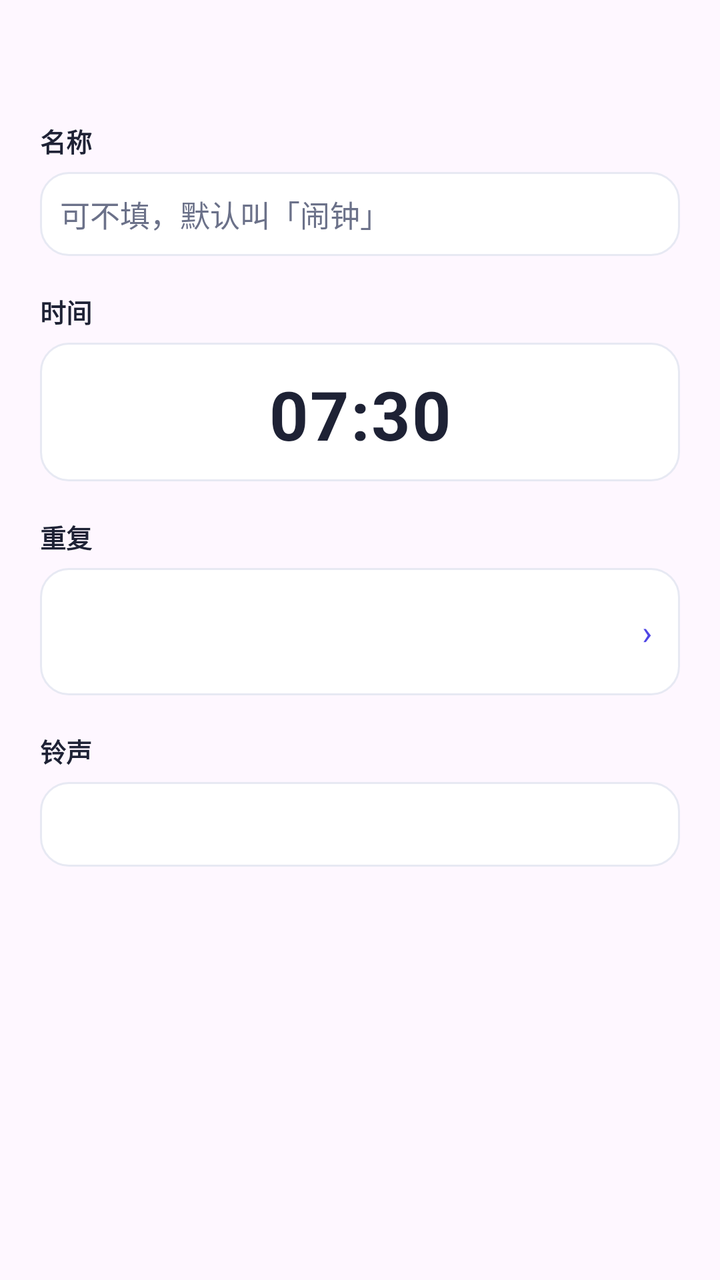
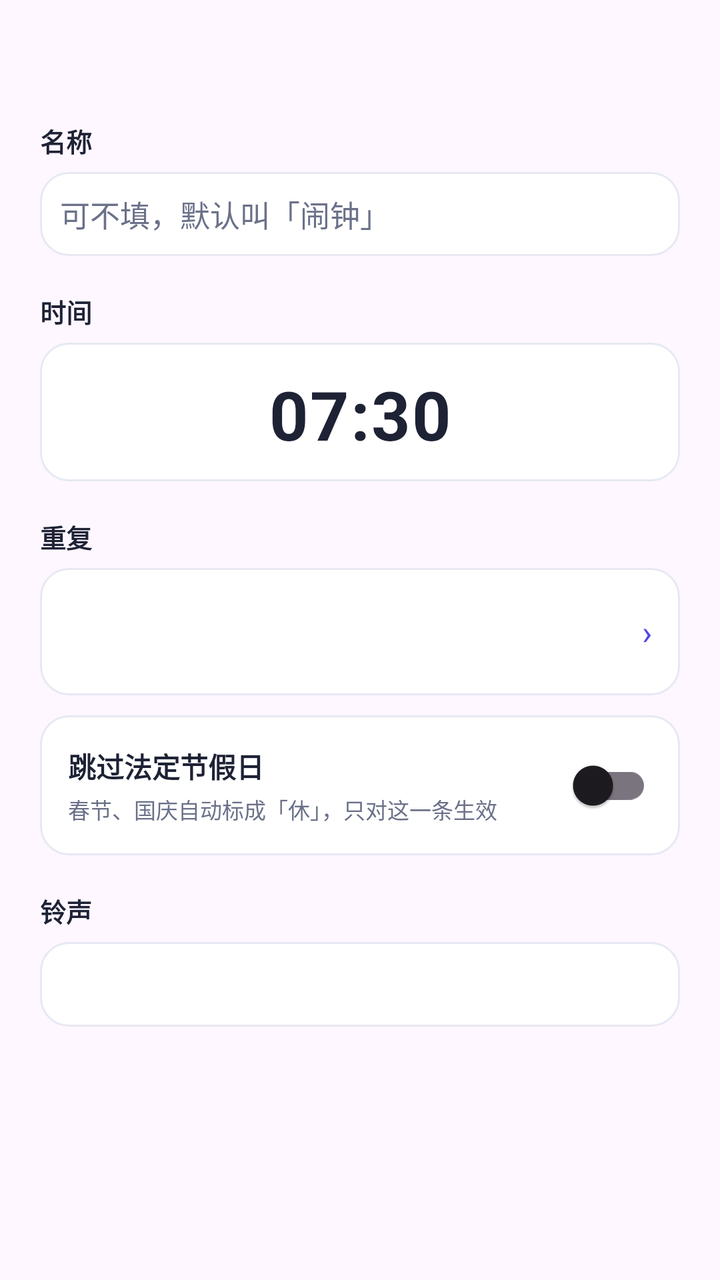

Compare the two renders of this Android layout. The source of the first and the diff that turns it into the second are given below.
<!-- AndroidManifest.xml: application theme Theme.WeekdayAlarm -->
<!-- res/layout/dialog_alarm.xml -->
<?xml version="1.0" encoding="utf-8"?>
<ScrollView xmlns:android="http://schemas.android.com/apk/res/android"
    android:layout_width="match_parent"
    android:layout_height="wrap_content"
    android:fillViewport="true">

<LinearLayout
    android:layout_width="match_parent"
    android:layout_height="wrap_content"
    android:orientation="vertical"
    android:padding="20dp">

    <TextView
        android:id="@+id/tv_alarm_title"
        android:layout_width="match_parent"
        android:layout_height="wrap_content"
        android:textColor="@color/ink"
        android:textSize="17sp"
        android:textStyle="bold" />

    <TextView
        style="@style/FieldLabel"
        android:layout_width="wrap_content"
        android:layout_height="wrap_content"
        android:layout_marginTop="18dp"
        android:text="名称" />

    <EditText
        android:id="@+id/et_alarm_label"
        android:layout_width="match_parent"
        android:layout_height="wrap_content"
        android:layout_marginTop="6dp"
        android:background="@drawable/bg_field_outline"
        android:importantForAutofill="no"
        android:inputType="text"
        android:maxLength="12"
        android:maxLines="1"
        android:padding="10dp"
        android:hint="可不填，默认叫「闹钟」"
        android:textColorHint="@color/sub"
        android:textColor="@color/ink"
        android:textSize="15sp" />

    <TextView
        style="@style/FieldLabel"
        android:layout_width="wrap_content"
        android:layout_height="wrap_content"
        android:layout_marginTop="18dp"
        android:text="时间" />

    
    <LinearLayout
        android:id="@+id/box_alarm_time"
        android:layout_width="match_parent"
        android:layout_height="wrap_content"
        android:layout_marginTop="6dp"
        android:background="@drawable/bg_field_outline"
        android:clickable="true"
        android:focusable="true"
        android:gravity="center"
        android:orientation="vertical"
        android:paddingTop="13dp"
        android:paddingBottom="11dp">

        <TextView
            android:id="@+id/tv_alarm_pick_time"
            android:layout_width="match_parent"
            android:layout_height="wrap_content"
            android:gravity="center"
            android:letterSpacing="0.02"
            android:paddingStart="14dp"
            android:paddingEnd="14dp"
            android:text="07:30"
            android:textColor="@color/ink"
            android:textSize="34sp"
            android:textStyle="bold" />

        <TextView
            android:id="@+id/tv_alarm_time_source"
            android:layout_width="match_parent"
            android:layout_height="wrap_content"
            android:layout_marginTop="3dp"
            android:gravity="center"
            android:paddingStart="14dp"
            android:paddingEnd="14dp"
            android:textColor="@color/sub"
            android:textSize="12sp"
            android:visibility="gone" />
    </LinearLayout>

    
    <LinearLayout
        android:id="@+id/row_shift_follow"
        android:layout_width="match_parent"
        android:layout_height="wrap_content"
        android:layout_marginTop="10dp"
        android:background="@drawable/bg_dialog_row"
        android:clickable="true"
        android:focusable="true"
        android:gravity="center_vertical"
        android:orientation="horizontal"
        android:paddingStart="14dp"
        android:paddingTop="12dp"
        android:paddingEnd="14dp"
        android:paddingBottom="12dp"
        android:visibility="gone">

        <TextView
            android:id="@+id/tv_shift_follow"
            android:layout_width="0dp"
            android:layout_height="wrap_content"
            android:layout_weight="1"
            android:text="白班、夜班 · 开始前 1 小时 30 分"
            android:textColor="@color/indigo"
            android:textSize="13.5sp"
            android:textStyle="bold" />

        <TextView style="@style/SettingsChevron" />
    </LinearLayout>

    <TextView
        style="@style/FieldLabel"
        android:layout_width="wrap_content"
        android:layout_height="wrap_content"
        android:layout_marginTop="18dp"
        android:text="重复" />

    
    <LinearLayout
        android:id="@+id/row_repeat"
        android:layout_width="match_parent"
        android:layout_height="wrap_content"
        android:layout_marginTop="6dp"
        android:background="@drawable/bg_field_outline"
        android:clickable="true"
        android:focusable="true"
        android:gravity="center_vertical"
        android:orientation="horizontal"
        android:paddingStart="14dp"
        android:paddingTop="12dp"
        android:paddingEnd="14dp"
        android:paddingBottom="12dp">

        <LinearLayout
            android:layout_width="0dp"
            android:layout_height="wrap_content"
            android:layout_weight="1"
            android:orientation="vertical">

            <TextView
                android:id="@+id/tv_repeat_value"
                android:layout_width="match_parent"
                android:layout_height="wrap_content"
                android:textColor="@color/ink"
                android:textSize="15sp"
                android:textStyle="bold" />

            <TextView
                android:id="@+id/tv_repeat_sub"
                android:layout_width="match_parent"
                android:layout_height="wrap_content"
                android:layout_marginTop="3dp"
                android:textColor="@color/sub"
                android:textSize="12sp" />
        </LinearLayout>

        <TextView style="@style/SettingsChevron" />
    </LinearLayout>

    
    <LinearLayout
        android:id="@+id/row_own_rule"
        android:layout_width="match_parent"
        android:layout_height="wrap_content"
        android:layout_marginTop="10dp"
        android:background="@drawable/bg_dialog_row"
        android:clickable="true"
        android:focusable="true"
        android:gravity="center_vertical"
        android:orientation="horizontal"
        android:paddingStart="14dp"
        android:paddingTop="12dp"
        android:paddingEnd="14dp"
        android:paddingBottom="12dp"
        android:visibility="gone">

        <TextView
            android:id="@+id/tv_own_rule"
            android:layout_width="0dp"
            android:layout_height="wrap_content"
            android:layout_weight="1"
            android:text="4 天上 2 天"
            android:textColor="@color/indigo"
            android:textSize="13.5sp"
            android:textStyle="bold" />

        <TextView style="@style/SettingsChevron" />
    </LinearLayout>

    
    <LinearLayout
        android:id="@+id/row_once_date"
        android:layout_width="match_parent"
        android:layout_height="wrap_content"
        android:layout_marginTop="10dp"
        android:background="@drawable/bg_field_outline"
        android:clickable="true"
        android:focusable="true"
        android:orientation="vertical"
        android:padding="11dp"
        android:visibility="gone">

        <TextView
            style="@style/FieldLabel"
            android:layout_width="wrap_content"
            android:layout_height="wrap_content"
            android:text="哪一天" />

        <TextView
            android:id="@+id/tv_once_date"
            android:layout_width="match_parent"
            android:layout_height="wrap_content"
            android:layout_marginTop="3dp"
            android:textColor="@color/indigo"
            android:textSize="16sp"
            android:textStyle="bold" />
    </LinearLayout>

    
    <TextView
        style="@style/FieldLabel"
        android:layout_width="wrap_content"
        android:layout_height="wrap_content"
        android:layout_marginTop="18dp"
        android:text="铃声" />

    <TextView
        android:id="@+id/tv_alarm_ringtone"
        android:layout_width="match_parent"
        android:layout_height="wrap_content"
        android:layout_marginTop="6dp"
        android:background="@drawable/bg_field_outline"
        android:clickable="true"
        android:ellipsize="end"
        android:focusable="true"
        android:maxLines="2"
        android:padding="11dp"
        android:textColor="@color/ink"
        android:textSize="15sp"
        android:textStyle="bold" />
</LinearLayout>

</ScrollView>
<!-- resources referenced by this layout -->
<resources>
  <color name="indigo">#4F46E5</color>
  <color name="ink">#1E2235</color>
  <color name="sub">#6B7189</color>
  <!-- drawable bg_dialog_row (drawable) -->
  <?xml version="1.0" encoding="utf-8"?>
  <shape xmlns:android="http://schemas.android.com/apk/res/android"
      android:shape="rectangle">
      <solid android:color="@color/card" />
      <stroke
          android:width="1dp"
          android:color="@color/line" />
      <corners android:radius="@dimen/radius_row" />
  </shape>
  <!-- drawable bg_field_outline (drawable) -->
  <?xml version="1.0" encoding="utf-8"?>
  <ripple xmlns:android="http://schemas.android.com/apk/res/android"
      android:color="#1F4F46E5">
      <item>
          <shape android:shape="rectangle">
              <solid android:color="@color/card" />
              <corners android:radius="@dimen/radius_row" />
              <stroke
                  android:width="1dp"
                  android:color="@color/line" />
          </shape>
      </item>
  </ripple>
  <style name="FieldLabel">
          <item name="android:textColor">@color/ink</item>
          <item name="android:textSize">13sp</item>
          <item name="android:textStyle">bold</item>
      </style>
  <style name="SettingsChevron">
          <item name="android:layout_width">wrap_content</item>
          <item name="android:layout_height">wrap_content</item>
          <item name="android:layout_marginStart">@dimen/space_6</item>
          <item name="android:text">›</item>
          <item name="android:textColor">@color/indigo</item>
          <item name="android:textSize">17sp</item>
      </style>
  <style name="Theme.WeekdayAlarm" parent="Theme.Material3.DayNight.NoActionBar">
          <item name="colorPrimary">@color/indigo</item>
          <item name="colorPrimaryVariant">@color/indigo_dark</item>
          <item name="colorOnPrimary">@color/white</item>
          <item name="android:statusBarColor">@color/bg</item>
          <item name="android:windowLightStatusBar">true</item>
      </style>
  <color name="card">#FFFFFF</color>
  <color name="line">#E7E9F3</color>
  <dimen name="radius_row">14dp</dimen>
  <dimen name="space_6">6dp</dimen>
  <color name="indigo_dark">#4338CA</color>
  <color name="white">#FFFFFFFF</color>
  <color name="bg">#F4F5FB</color>
</resources>

<!-- the commit's change to res/layout/dialog_alarm.xml (unified diff, before → after) -->
@@ -227,6 +227,50 @@
     </LinearLayout>
 
     
+    <LinearLayout
+        android:id="@+id/row_holiday_alarm"
+        android:layout_width="match_parent"
+        android:layout_height="wrap_content"
+        android:layout_marginTop="10dp"
+        android:background="@drawable/bg_field_outline"
+        android:gravity="center_vertical"
+        android:orientation="horizontal"
+        android:paddingStart="14dp"
+        android:paddingTop="11dp"
+        android:paddingEnd="14dp"
+        android:paddingBottom="11dp">
+
+        <LinearLayout
+            android:layout_width="0dp"
+            android:layout_height="wrap_content"
+            android:layout_weight="1"
+            android:orientation="vertical">
+
+            <TextView
+                android:layout_width="wrap_content"
+                android:layout_height="wrap_content"
+                android:text="跳过法定节假日"
+                android:textColor="@color/ink"
+                android:textSize="14sp"
+                android:textStyle="bold" />
+
+            <TextView
+                android:id="@+id/tv_alarm_holiday_hint"
+                android:layout_width="wrap_content"
+                android:layout_height="wrap_content"
+                android:layout_marginTop="3dp"
+                android:text="春节、国庆自动标成「休」，只对这一条生效"
+                android:textColor="@color/sub"
+                android:textSize="11sp" />
+        </LinearLayout>
+
+        <androidx.appcompat.widget.SwitchCompat
+            android:id="@+id/sw_alarm_holiday"
+            android:layout_width="wrap_content"
+            android:layout_height="wrap_content" />
+    </LinearLayout>
+
+    
     <TextView
         style="@style/FieldLabel"
         android:layout_width="wrap_content"
